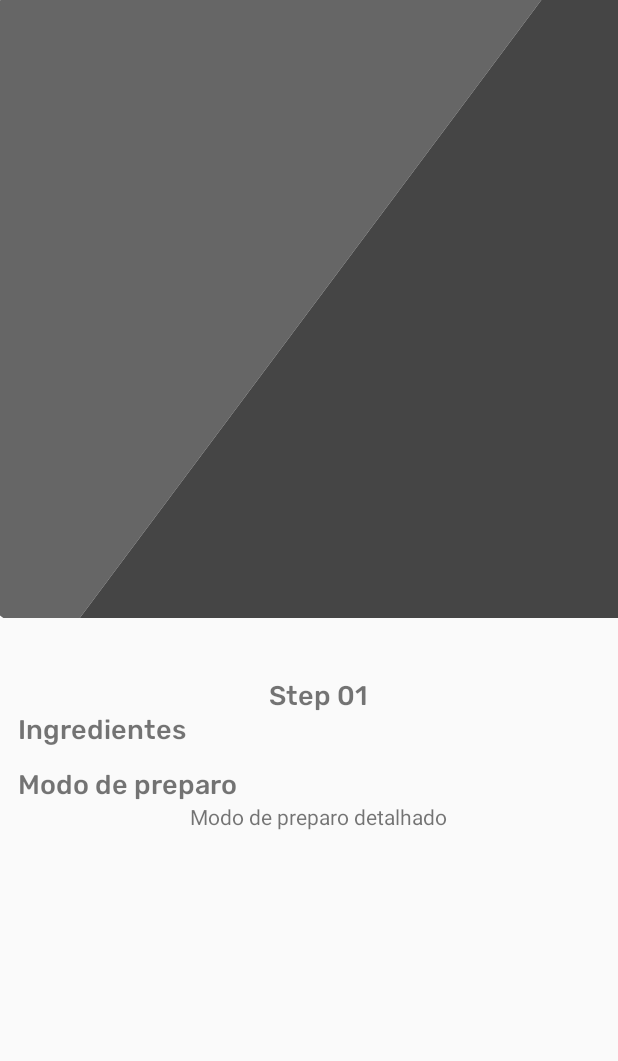
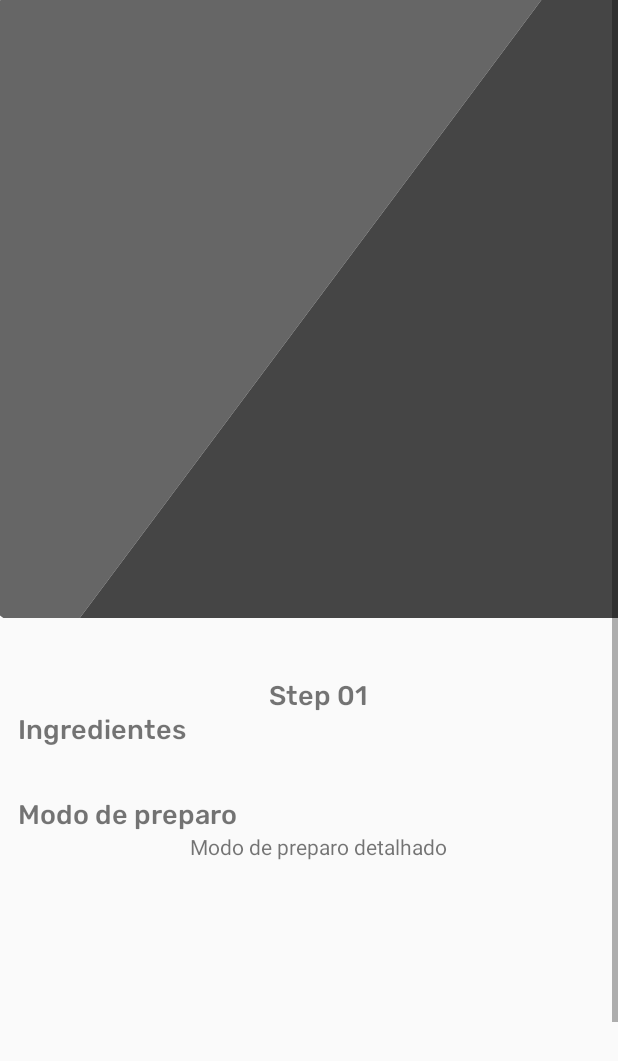
Before and after one commit to danihmello06/recipes, an Android app: the layout fragment_recipe.xml on its own in the app's theme, with its tools: preview values and no code run, on a phone screen of 412 x 824 dp. Shown: the top 1061 px of the screen. Run offline under Robolectric (Android 15) with nearby library versions, the phone set to English and light mode, and no system bars; network calls fail.

```diff
--- a/app/src/main/java/com/example/recipes/api/SearchResponse.kt
+++ b/app/src/main/java/com/example/recipes/api/SearchResponse.kt
@@ -1,6 +1,4 @@
 package com.example.recipes.api
-
-import com.example.recipes.data.Search
 
 class SearchResponse(
     val slug: String,
--- a/app/src/main/java/com/example/recipes/ui/AppViewModel.kt
+++ b/app/src/main/java/com/example/recipes/ui/AppViewModel.kt
@@ -26,16 +26,13 @@ class AppViewModel @Inject constructor(
         viewModelScope.launch {
             val searchInfo = recipesUseCase.getSearchResult(searchedWord)
             _search.postValue(searchInfo)
-
         }
     }
-
 
     fun buildRecipe(searchedRecipe: String) {
         viewModelScope.launch {
             val recipeInfo = recipesUseCase.getRecipe(searchedRecipe)
             _recipe.postValue(recipeInfo)
         }
-
     }
 }
--- a/app/src/main/java/com/example/recipes/ui/RecipeFragment.kt
+++ b/app/src/main/java/com/example/recipes/ui/RecipeFragment.kt
@@ -53,7 +53,6 @@ class RecipeFragment : Fragment() {
         with(binding) {
             recipeImage.loadImage(recipe.imageUrl)
             recipeTitle.text = recipe.title
-//            stepsRecycler.setHasFixedSize(true)
             stepsRecycler.adapter = RecipeStepAdapter(recipe.steps)
         }
     }
--- a/app/src/main/java/com/example/recipes/ui/SearchFragment.kt
+++ b/app/src/main/java/com/example/recipes/ui/SearchFragment.kt
@@ -64,7 +64,7 @@ class SearchFragment : Fragment() {
         searchResult.observe(
             viewLifecycleOwner
         ) {
-//            binding.searchRecycler.setHasFixedSize(true)
+            binding.searchRecycler.setHasFixedSize(false)
             binding.searchRecycler.adapter = SearchAdapter(
                 it, itemSearchClickListener()
             )
--- a/app/src/main/java/com/example/recipes/ui/adapter/viewholder/RecipeStepViewHolder.kt
+++ b/app/src/main/java/com/example/recipes/ui/adapter/viewholder/RecipeStepViewHolder.kt
@@ -22,7 +22,7 @@ class RecipeStepViewHolder(
     ) {
         with(binding) {
             stepTitle.text = stepItem.title
-//            ingredientsRecycler.setHasFixedSize(true)
+            ingredientsRecycler.setHasFixedSize(false)
             preparationItem.text = stepItem.preparation
             ingredientsRecycler.adapter = ingredientAdapter
         }
--- a/app/src/main/res/layout/fragment_recipe.xml
+++ b/app/src/main/res/layout/fragment_recipe.xml
@@ -1,10 +1,14 @@
 <?xml version="1.0" encoding="utf-8"?>
-<androidx.constraintlayout.widget.ConstraintLayout xmlns:android="http://schemas.android.com/apk/res/android"
+<ScrollView xmlns:android="http://schemas.android.com/apk/res/android"
+    xmlns:tools="http://schemas.android.com/tools"
     xmlns:app="http://schemas.android.com/apk/res-auto"
-    xmlns:tools="http://schemas.android.com/tools"
     android:layout_width="match_parent"
-    android:layout_height="match_parent"
-    tools:context=".ui.RecipeFragment">
+    android:layout_height="match_parent">
+
+    <androidx.constraintlayout.widget.ConstraintLayout
+        android:layout_width="match_parent"
+        android:layout_height="wrap_content"
+        tools:context=".RecipeFragment">
 
         <ImageView
             android:id="@+id/recipeImage"
@@ -25,7 +29,7 @@
             android:fontFamily="@font/rubik_medium"
             android:layout_marginTop="12dp"
             android:layout_marginStart="12dp"
-        android:textSize="24dp"
+            android:textSize="24sp"
             app:layout_constraintTop_toBottomOf="@id/recipeImage"
             app:layout_constraintStart_toStartOf="parent"
             app:layout_constraintEnd_toEndOf="parent"/>
@@ -34,13 +38,12 @@
             android:id="@+id/stepsRecycler"
             android:layout_width="match_parent"
             android:layout_height="wrap_content"
+            android:layout_marginStart="12dp"
             app:layoutManager="androidx.recyclerview.widget.LinearLayoutManager"
-        android:layout_marginBottom="12dp"
-        android:layout_marginStart="12dp"
             app:layout_constraintTop_toBottomOf="@id/recipeTitle"
-        app:layout_constraintEnd_toEndOf="parent"
-        app:layout_constraintStart_toStartOf="@id/recipeTitle"
+            app:layout_constraintBottom_toBottomOf="parent"
             tools:listitem="@layout/step_item" />
 
+    </androidx.constraintlayout.widget.ConstraintLayout>
 
-</androidx.constraintlayout.widget.ConstraintLayout>
+</ScrollView>
--- a/app/src/main/res/layout/ingredient_item.xml
+++ b/app/src/main/res/layout/ingredient_item.xml
@@ -9,8 +9,6 @@
         android:layout_width="wrap_content"
         android:layout_height="wrap_content"
         android:text="Ingredient 123"
-        app:layout_constraintTop_toTopOf="parent"
-        app:layout_constraintBottom_toBottomOf="parent"
-        app:layout_constraintStart_toStartOf="parent"/>
+        app:layout_constraintTop_toTopOf="parent"/>
 
 </androidx.constraintlayout.widget.ConstraintLayout>
--- a/app/src/main/res/layout/step_item.xml
+++ b/app/src/main/res/layout/step_item.xml
@@ -12,7 +12,6 @@
         android:text="Step 01"
         android:fontFamily="@font/rubik_medium"
         android:textSize="@dimen/recipe_page_subtitle_text_size"
-        app:layout_constraintVertical_chainStyle="packed"
         app:layout_constraintTop_toTopOf="parent"
         app:layout_constraintBottom_toTopOf="@id/ingredientsTitle"
         app:layout_constraintStart_toStartOf="parent"
@@ -31,9 +30,11 @@
 
     <androidx.recyclerview.widget.RecyclerView
         android:id="@+id/ingredientsRecycler"
-        android:layout_width="wrap_content"
+        android:layout_width="match_parent"
         android:layout_height="wrap_content"
         android:paddingTop="14dp"
+        android:clipToPadding="false"
+        android:paddingBottom="20dp"
         app:layoutManager="androidx.recyclerview.widget.LinearLayoutManager"
         app:layout_constraintStart_toStartOf="parent"
         app:layout_constraintTop_toBottomOf="@id/ingredientsTitle"
@@ -54,22 +55,9 @@
         android:layout_width="wrap_content"
         android:layout_height="wrap_content"
         android:text="Modo de preparo detalhado"
+        android:paddingBottom="60dp"
         app:layout_constraintTop_toBottomOf="@id/preparationTitle"
         app:layout_constraintStart_toStartOf="parent"
         app:layout_constraintEnd_toEndOf="parent"/>
 
-<!--    <androidx.recyclerview.widget.RecyclerView-->
-<!--        android:id="@+id/preparationRecycler"-->
-<!--        android:layout_width="wrap_content"-->
-<!--        android:layout_height="wrap_content"-->
-<!--        android:paddingTop="16dp"-->
-<!--        app:layoutManager="androidx.recyclerview.widget.LinearLayoutManager"-->
-<!--        app:layout_constraintStart_toStartOf="parent"-->
-<!--        app:layout_constraintTop_toBottomOf="@id/preparationTitle"-->
-<!--        tools:listitem="@layout/preparation_item" />-->
-
-
-
-
-
 </androidx.constraintlayout.widget.ConstraintLayout>
```
Lines whose indentation alone changed are shown as unchanged.
